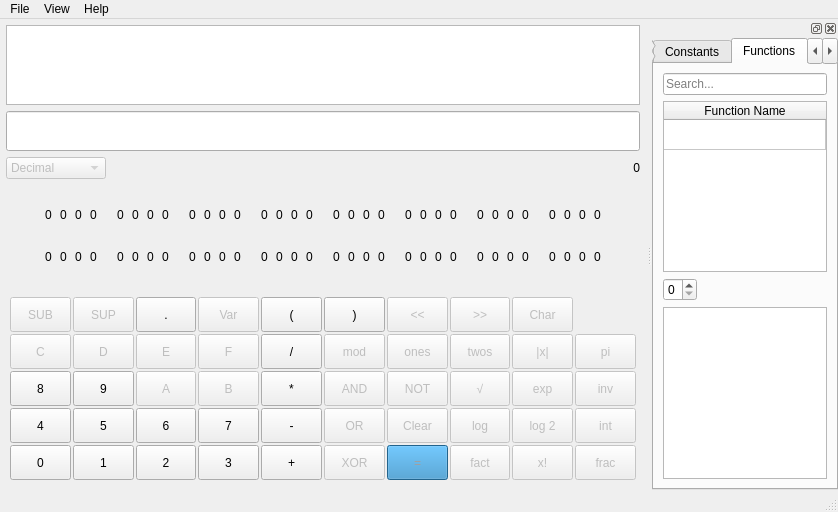
The window that src/forms/mainwindow.ui (vetux/qcalculator) describes before a commit, drawn with Qt 5.
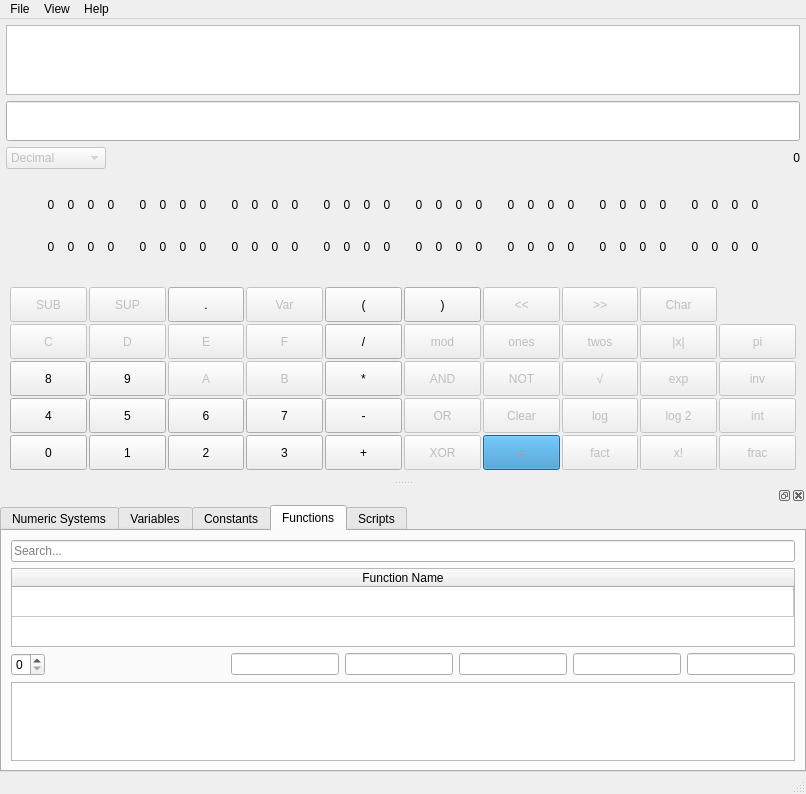
The same window after the commit. The open tabs and pages were chosen to show the change.

The edit to the form file:
```diff
--- a/src/forms/mainwindow.ui
+++ b/src/forms/mainwindow.ui
@@ -6,8 +6,8 @@
    <rect>
     <x>0</x>
     <y>0</y>
-    <width>838</width>
-    <height>512</height>
+    <width>806</width>
+    <height>794</height>
    </rect>
   </property>
   <property name="minimumSize">
@@ -4310,7 +4310,7 @@
     <rect>
      <x>0</x>
      <y>0</y>
-     <width>838</width>
+     <width>806</width>
      <height>22</height>
     </rect>
    </property>
@@ -4355,7 +4355,7 @@
     <string/>
    </property>
    <attribute name="dockWidgetArea">
-    <number>2</number>
+    <number>8</number>
    </attribute>
    <widget class="QWidget" name="dockWidgetContents">
     <layout class="QVBoxLayout" name="verticalLayout_5">
@@ -4906,7 +4906,7 @@
            <item>
             <widget class="QLineEdit" name="lineEdit_functions_arg0">
              <property name="sizePolicy">
-              <sizepolicy hsizetype="Ignored" vsizetype="Fixed">
+              <sizepolicy hsizetype="Minimum" vsizetype="Fixed">
                <horstretch>0</horstretch>
                <verstretch>0</verstretch>
               </sizepolicy>
@@ -4916,7 +4916,7 @@
            <item>
             <widget class="QLineEdit" name="lineEdit_functions_arg1">
              <property name="sizePolicy">
-              <sizepolicy hsizetype="Ignored" vsizetype="Fixed">
+              <sizepolicy hsizetype="Minimum" vsizetype="Fixed">
                <horstretch>0</horstretch>
                <verstretch>0</verstretch>
               </sizepolicy>
@@ -4926,7 +4926,7 @@
            <item>
             <widget class="QLineEdit" name="lineEdit_functions_arg2">
              <property name="sizePolicy">
-              <sizepolicy hsizetype="Ignored" vsizetype="Fixed">
+              <sizepolicy hsizetype="Minimum" vsizetype="Fixed">
                <horstretch>0</horstretch>
                <verstretch>0</verstretch>
               </sizepolicy>
@@ -4936,7 +4936,7 @@
            <item>
             <widget class="QLineEdit" name="lineEdit_functions_arg3">
              <property name="sizePolicy">
-              <sizepolicy hsizetype="Ignored" vsizetype="Fixed">
+              <sizepolicy hsizetype="Minimum" vsizetype="Fixed">
                <horstretch>0</horstretch>
                <verstretch>0</verstretch>
               </sizepolicy>
@@ -4946,7 +4946,7 @@
            <item>
             <widget class="QLineEdit" name="lineEdit_functions_arg4">
              <property name="sizePolicy">
-              <sizepolicy hsizetype="Ignored" vsizetype="Fixed">
+              <sizepolicy hsizetype="Minimum" vsizetype="Fixed">
                <horstretch>0</horstretch>
                <verstretch>0</verstretch>
               </sizepolicy>
```
Left out of the diff: 11 changed lines with no effect on the pictures.
